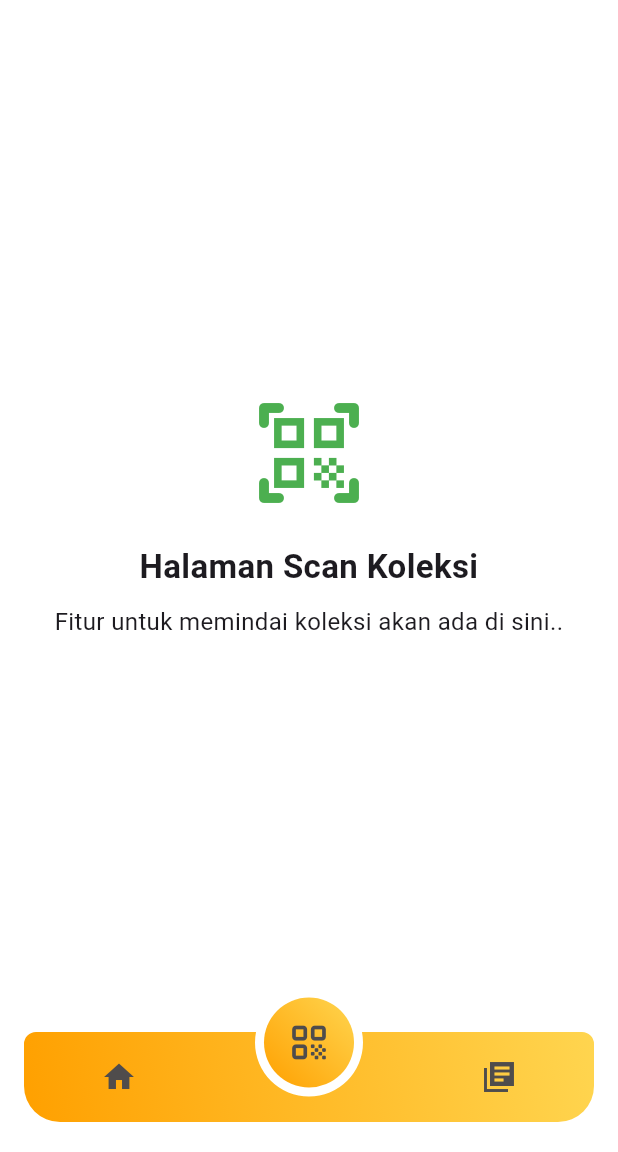
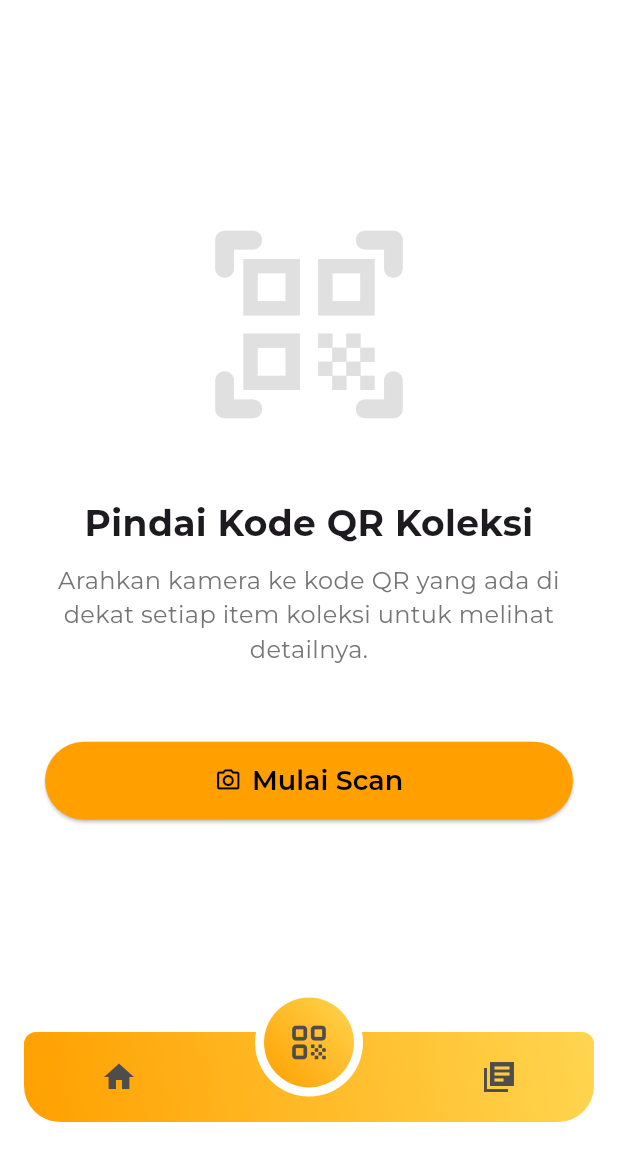
Before and after one commit to rayhan-afk/museum_tugasakhir, a Flutter app: the screen it shows after launch, on a phone screen of 412 x 824 dp, the part 84-1236 px from its top. Run offline on Flutter 3.47's test engine with Material 3 defaults, Android fonts, the phone set to English and light mode, and no system bars; drawn by our look-alikes of circle_nav_bar; our stand-ins replace cloud_firestore, firebase_auth, firebase_core, font_awesome_flutter, google_fonts, google_sign_in; missing offline and left inert: mobile_scanner; accounts and stored records are empty.

Commit message:
membuat halaman scanner

```diff
--- a/lib/screens/scanner_screen.dart
+++ b/lib/screens/scanner_screen.dart
@@ -1,30 +1,82 @@
 import 'package:flutter/material.dart';
+import 'package:google_fonts/google_fonts.dart';
+import 'package:museum_tugasakhir/screens/camera_scanner.dart';
+// Kita akan membuat file ini nanti
 
 class ScannerScreen extends StatelessWidget {
-  const ScannerScreen({super.key});
+  const ScannerScreen({Key? key}) : super(key: key);
 
   @override
   Widget build(BuildContext context) {
-    return const Center(
+    return Scaffold(
+      backgroundColor: Colors.white,
+      body: Center(
         child: Padding(
-        padding: EdgeInsets.all(16.0),
+          padding: const EdgeInsets.all(30.0),
           child: Column(
             mainAxisAlignment: MainAxisAlignment.center,
-          children: <Widget>[
-            Icon(Icons.qr_code_scanner_rounded, size: 80, color: Colors.green),
-            SizedBox(height: 20),
+            children: [
+              // Ikon besar sebagai ilustrasi
+              Icon(
+                Icons.qr_code_scanner_rounded,
+                size: 150,
+                color: Colors.grey[300],
+              ),
+              const SizedBox(height: 40),
+
+              // Judul Halaman
               Text(
-              'Halaman Scan Koleksi',
-              style: TextStyle(fontSize: 22, fontWeight: FontWeight.bold),
+                'Pindai Kode QR Koleksi',
                 textAlign: TextAlign.center,
+                style: GoogleFonts.montserrat(
+                  fontSize: 24,
+                  fontWeight: FontWeight.bold,
                 ),
-            SizedBox(height: 10),
+              ),
+              const SizedBox(height: 10),
+
+              // Teks Deskripsi
               Text(
-              'Fitur untuk memindai koleksi akan ada di sini..',
-              style: TextStyle(fontSize: 16),
+                'Arahkan kamera ke kode QR yang ada di dekat setiap item koleksi untuk melihat detailnya.',
                 textAlign: TextAlign.center,
+                style: GoogleFonts.montserrat(
+                  fontSize: 16,
+                  color: Colors.grey[600],
                 ),
+              ),
+              const SizedBox(height: 50),
+
+              // Tombol untuk Memulai Scan
+              SizedBox(
+                width: double.infinity, // Membuat tombol selebar layar
+                child: ElevatedButton.icon(
+                  icon: const Icon(Icons.camera_alt_outlined),
+                  label: const Text('Mulai Scan'),
+                  style: ElevatedButton.styleFrom(
+                    padding: const EdgeInsets.symmetric(vertical: 15),
+                    textStyle: GoogleFonts.montserrat(
+                      fontSize: 18,
+                      fontWeight: FontWeight.w600,
+                    ),
+                    backgroundColor: const Color(0xFFFFA000), // Warna oranye
+                    foregroundColor: Colors.black, // Warna teks
+                    shape: RoundedRectangleBorder(
+                      borderRadius: BorderRadius.circular(30),
+                    ),
+                  ),
+                  onPressed: () {
+                    // Navigasi ke halaman kamera scanner (yang akan kita buat selanjutnya)
+                    Navigator.push(
+                      context,
+                      MaterialPageRoute(
+                        builder: (context) => const CameraScannerPage(),
+                      ),
+                    );
+                  },
+                ),
+              )
             ],
+          ),
         ),
       ),
     );
--- a/lib/screens/tabs.dart
+++ b/lib/screens/tabs.dart
@@ -15,7 +15,7 @@ class Tabs extends StatefulWidget {
 }
 
 class _TabsState extends State<Tabs> {
-  final pages = const [
+  final pages = [
     MuseumScreen(),
     ScannerScreen(),
     CollectionsScreen(),
--- a/pubspec.yaml
+++ b/pubspec.yaml
@@ -42,6 +42,7 @@ dependencies:
   firebase_auth: ^5.5.4
   google_sign_in: ^6.2.1
   provider: ^6.1.2
+  mobile_scanner: ^7.0.1
 
 dev_dependencies:
   flutter_test:
```
Also changed, not shown: lib/screens/camera_scanner.dart (added, +223 -0 lines), 2 other files. Lines whose indentation alone changed are shown as unchanged.
